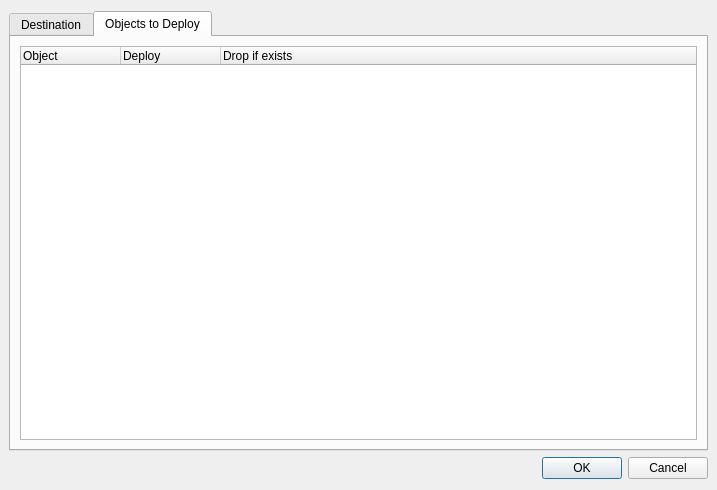
First picture: the form in InjectSqlDialog.ui, repository fritzone/ddm, before the edit.
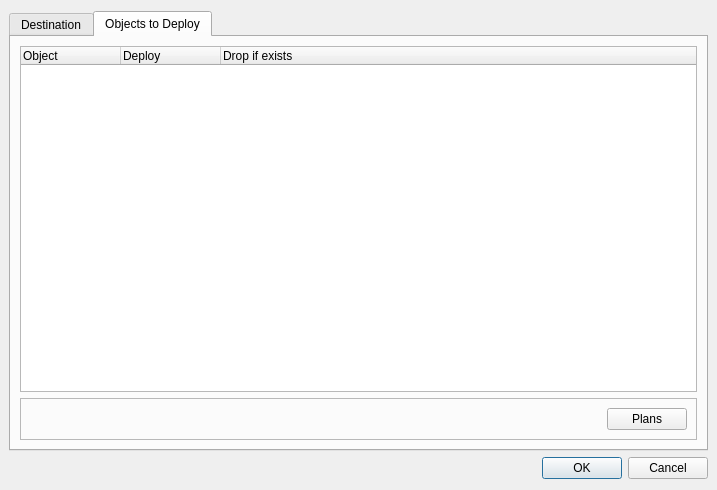
Second picture: the form after the edit. The open tabs and pages were chosen to show the change. Icons and pictures are not drawn.

Commit message: a single button

Patch:
```diff
--- a/InjectSqlDialog.ui
+++ b/InjectSqlDialog.ui
@@ -332,6 +332,38 @@
          </column>
         </widget>
        </item>
+       <item>
+        <widget class="QFrame" name="frame_2">
+         <property name="frameShape">
+          <enum>QFrame::StyledPanel</enum>
+         </property>
+         <property name="frameShadow">
+          <enum>QFrame::Raised</enum>
+         </property>
+         <layout class="QHBoxLayout" name="horizontalLayout_3">
+          <item>
+           <spacer name="horizontalSpacer">
+            <property name="orientation">
+             <enum>Qt::Horizontal</enum>
+            </property>
+            <property name="sizeHint" stdset="0">
+             <size>
+              <width>40</width>
+              <height>20</height>
+             </size>
+            </property>
+           </spacer>
+          </item>
+          <item>
+           <widget class="QPushButton" name="pushButton">
+            <property name="text">
+             <string>Plans</string>
+            </property>
+           </widget>
+          </item>
+         </layout>
+        </widget>
+       </item>
       </layout>
      </widget>
     </widget>
```
Left out of the diff: 2 changed lines with no effect on the pictures.
